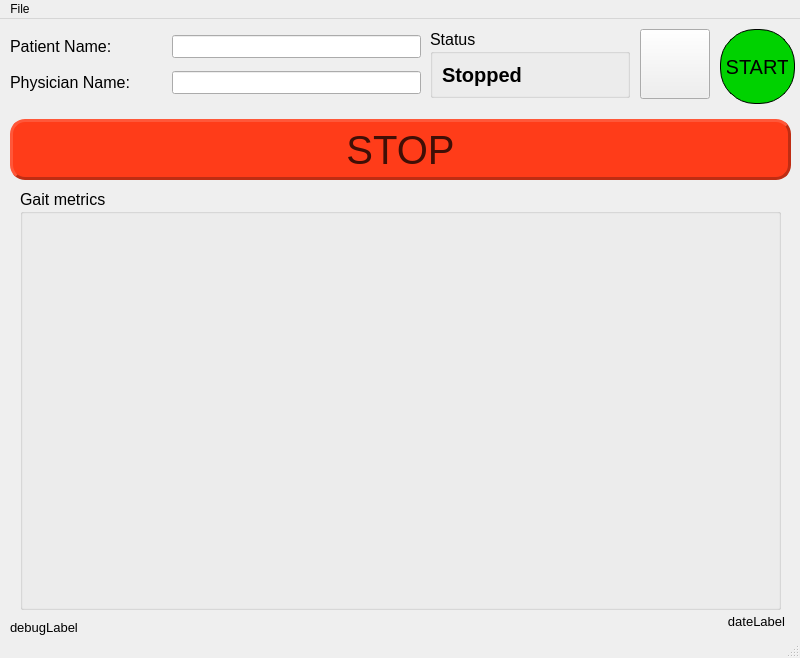
Old version of the form soft-robotics-gui/mainwindow.ui in the repository lrfbranco/soft-robotics-gui.
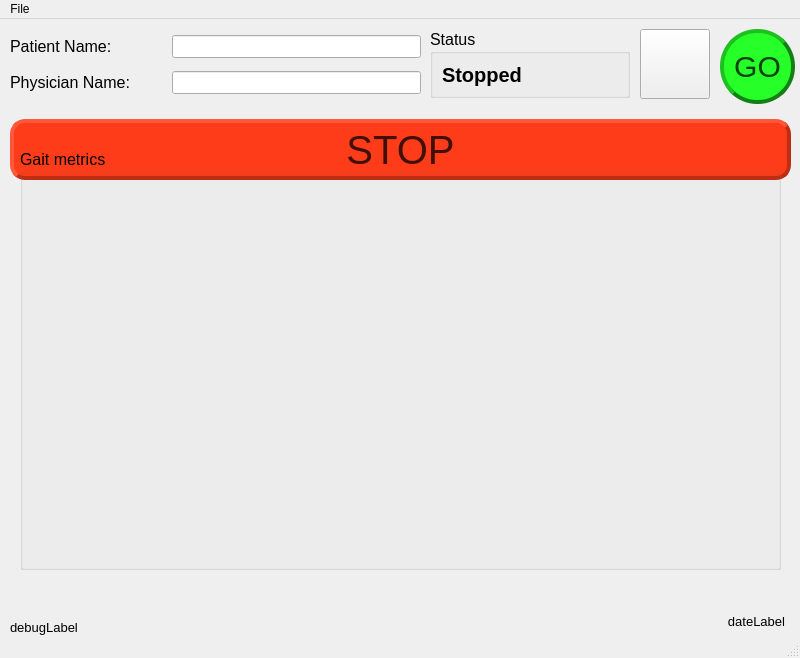
New version of the form. Icons and pictures are not drawn.

Commit message: Finishing button designs

The edit to the form file:
```diff
--- a/soft-robotics-gui/mainwindow.ui
+++ b/soft-robotics-gui/mainwindow.ui
@@ -331,6 +331,15 @@
       <height>75</height>
      </size>
     </property>
+    <property name="font">
+     <font>
+      <family>MS UI Gothic</family>
+      <pointsize>-1</pointsize>
+      <weight>50</weight>
+      <italic>false</italic>
+      <bold>false</bold>
+     </font>
+    </property>
     <property name="styleSheet">
      <string notr="true">QPushButton:hover {
     background-color: rgb(255, 43, 43);
@@ -343,20 +352,22 @@
 		stop:1 rgba(80, 255, 80, 255)
 	)
 }
-
 QPushButton {
-     background-color: #00D200; border: 1px solid black;
-	 font-size: 20px;
-     border-radius: 35px;
+    background-color:#26FF28; 
+	border: 4px #138015;
+    border-radius: 37px;
     padding: 6px;
+    border-style: outset;
+	font: 30px;
+	color: #0A400A;
 }
 
 QPushButton:disabled {
-    background-color: rgb(170, 170, 127)
+    background-color: rgb(166, 166, 166)
 }</string>
     </property>
     <property name="text">
-     <string>START</string>
+     <string>GO</string>
     </property>
     <property name="iconSize">
      <size>
@@ -383,6 +394,15 @@
       <height>60</height>
      </size>
     </property>
+    <property name="font">
+     <font>
+      <family>MS UI Gothic</family>
+      <pointsize>-1</pointsize>
+      <weight>50</weight>
+      <italic>false</italic>
+      <bold>false</bold>
+     </font>
+    </property>
     <property name="styleSheet">
      <string notr="true">QPushButton:hover {
     background-color: #E84D0C;
@@ -394,11 +414,11 @@
 }
 QPushButton {
     background-color:#FF3C19; 
-	border: 3px #BF2D13;
-	font:40px;
+	border: 4px #BF2D13;
     border-radius: 15px;
     padding: 6px;
     border-style: outset;
+	font:40px;
 	color: #400F06;
 }
 
@@ -417,7 +437,7 @@
     <property name="geometry">
      <rect>
       <x>20</x>
-      <y>170</y>
+      <y>130</y>
       <width>761</width>
       <height>421</height>
      </rect>
```
Left out of the diff: 13 changed lines with no effect on the pictures.
